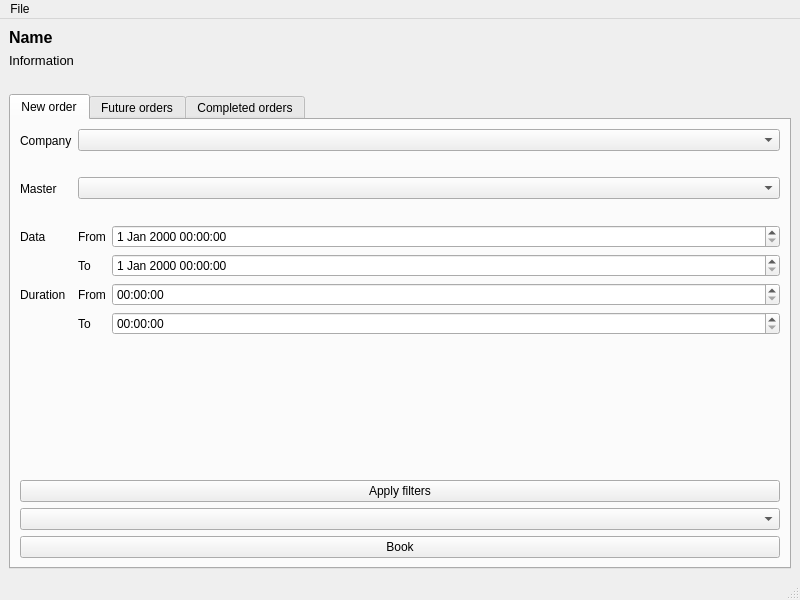
Qt form Booking/choicewindow.ui (mainex/btimetable-booking) before a commit.
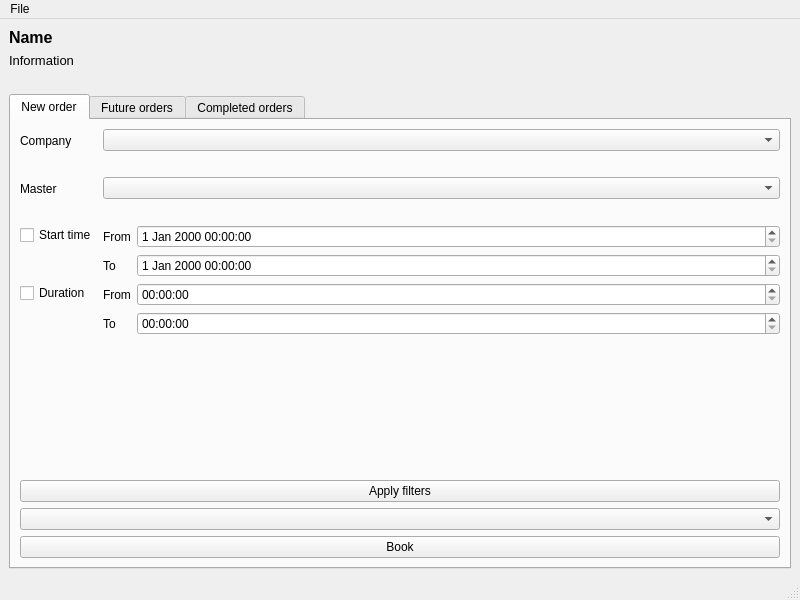
The same form after that commit.

```diff
--- a/Booking/choicewindow.ui
+++ b/Booking/choicewindow.ui
@@ -113,9 +113,9 @@
              </layout>
             </item>
             <item row="2" column="0">
-             <widget class="QLabel" name="dataLabel">
+             <widget class="QCheckBox" name="startCheckBox">
               <property name="text">
-               <string>Data</string>
+               <string>Start time</string>
               </property>
              </widget>
             </item>
@@ -143,13 +143,6 @@
               </item>
              </layout>
             </item>
-            <item row="3" column="0">
-             <widget class="QLabel" name="label_5">
-              <property name="text">
-               <string>Duration</string>
-              </property>
-             </widget>
-            </item>
             <item row="3" column="1">
              <layout class="QFormLayout" name="formLayout_2">
               <item row="0" column="0">
@@ -174,6 +167,13 @@
               </item>
              </layout>
             </item>
+            <item row="3" column="0">
+             <widget class="QCheckBox" name="durationCheckBox">
+              <property name="text">
+               <string>Duration</string>
+              </property>
+             </widget>
+            </item>
            </layout>
           </item>
           <item>
```
